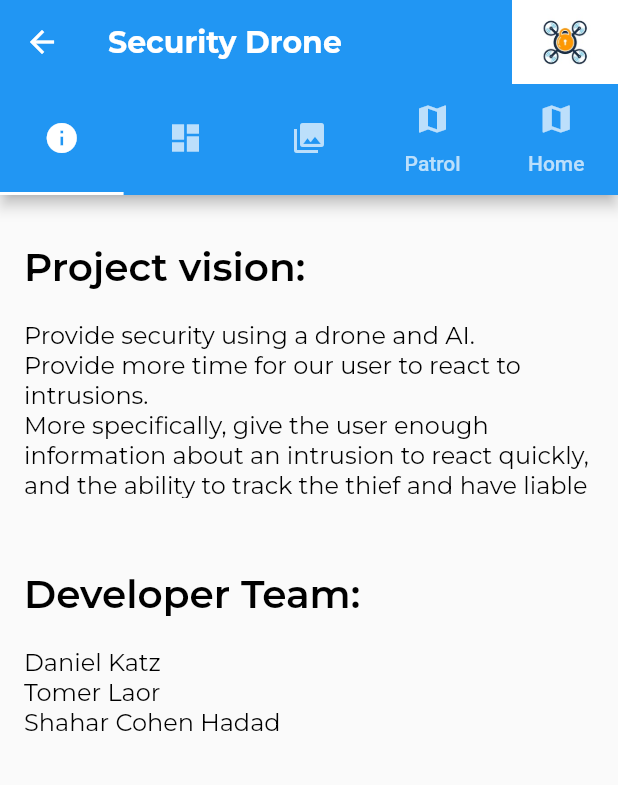
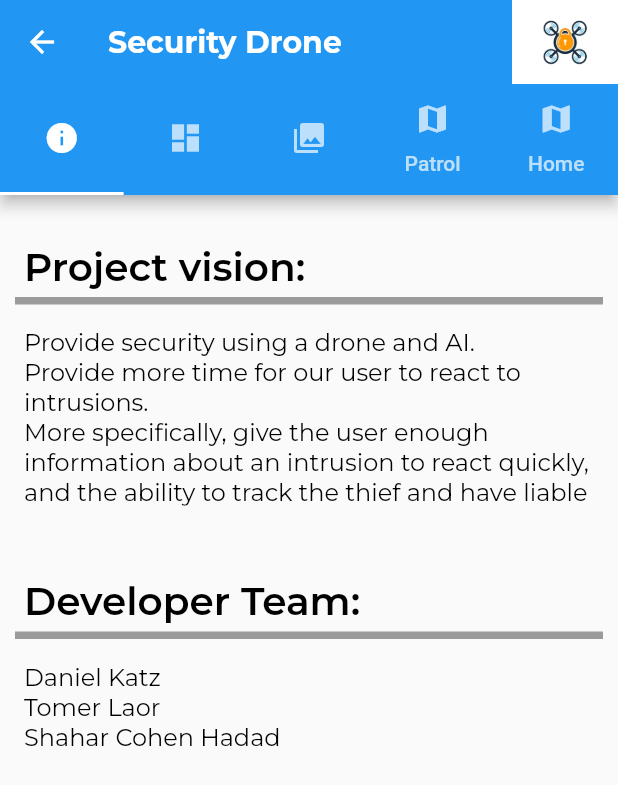
Before and after one commit to TomerMe2/SecurityDrone, a Flutter app: the CentralPage screen opened directly, on a phone screen of 412 x 824 dp. Shown: the top 785 px of the screen. Run offline on Flutter 3.47's test engine with Material 2 defaults, Android fonts, the phone set to English and light mode, and no system bars; our stand-ins replace bloc, equatable, flutter_bloc, google_maps_flutter; missing offline and left inert: loading_animations.

Commit message:
added divider between headline and text

```diff
--- a/security_drone_user_app/lib/presentation/text_section.dart
+++ b/security_drone_user_app/lib/presentation/text_section.dart
@@ -22,6 +22,9 @@ class TextSection extends StatelessWidget {
             maxHeight: this.height,
           ),
         ),
+        Divider(
+          height: 5.0, thickness: 5.0, indent: 10.0, endIndent: 10, color: Colors.black38,
+        ),
         Container(
           padding: const EdgeInsets.fromLTRB(_PADDING, _PADDING, _PADDING, _PADDING),
           child: Text(_body, style: Body1TextStyle),
```
